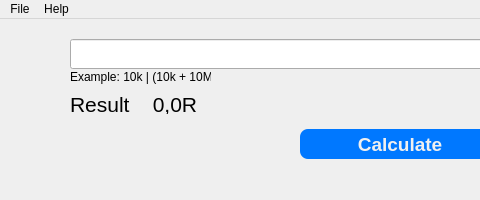
StepanTWL/ResistorCalculator, file window.ui: the form before one commit; both pictures show x 0 to 480 and y 0 to 200 of the 800 by 200 pixel window.
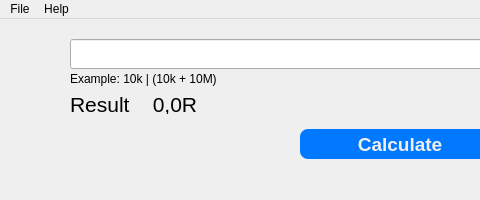
The form after the commit.

```diff
--- a/window.ui
+++ b/window.ui
@@ -155,8 +155,8 @@
     <property name="geometry">
      <rect>
       <x>70</x>
-      <y>50</y>
-      <width>141</width>
+      <y>52</y>
+      <width>180</width>
       <height>16</height>
      </rect>
     </property>
```
Left out of the diff: 2 changed lines with no effect on the pictures.
